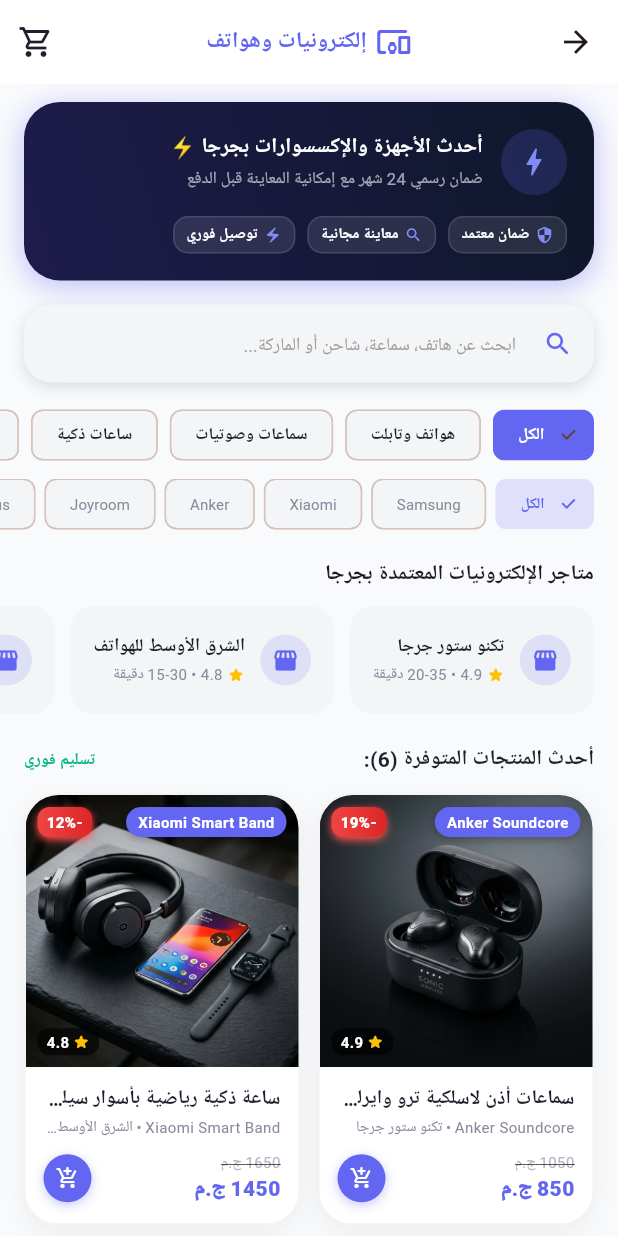
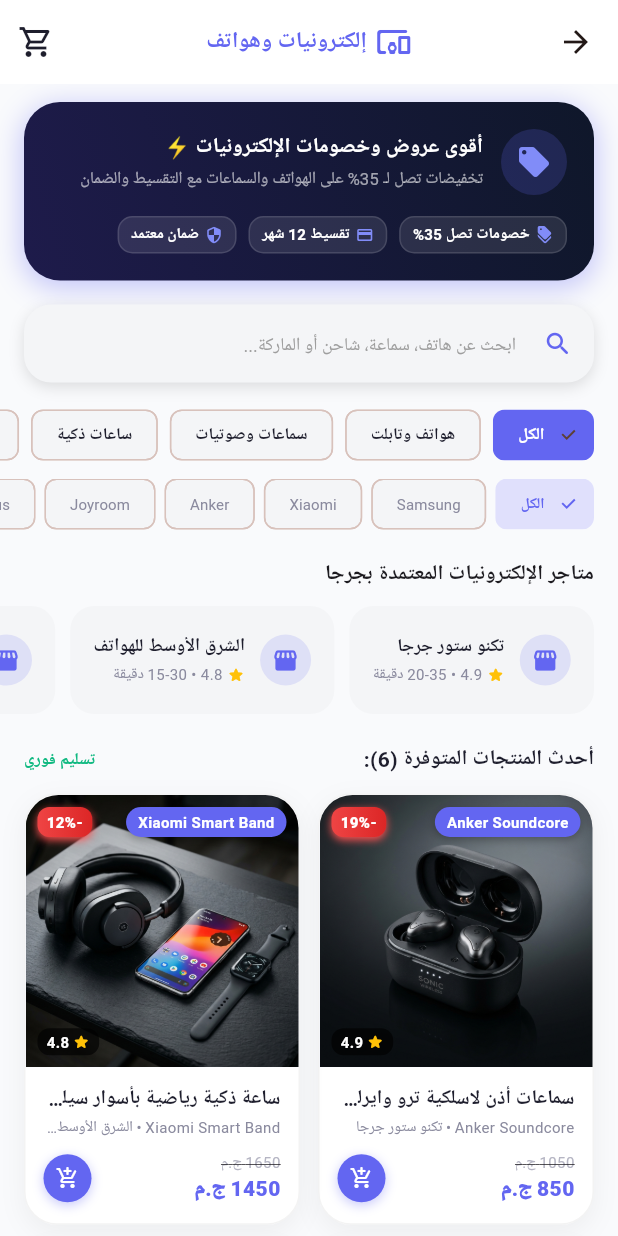
Before and after one commit to khaledibrahim1/EIOP, a Flutter app: the ElectronicsScreen screen opened directly, on a phone screen of 412 x 824 dp. Run offline on Flutter 3.47's test engine with Material 3 defaults, Android fonts, the light colour scheme and no system bars; our stand-ins replace google_fonts; Roboto replaces fonts that are missing (Tajawal).

Commit message:
updeat part ofears

```diff
--- a/lib/screens/electronics_screen.dart
+++ b/lib/screens/electronics_screen.dart
@@ -542,7 +542,7 @@
                             shape: BoxShape.circle,
                           ),
                           child: const Icon(
-                            Icons.bolt_rounded,
+                            Icons.local_offer_rounded,
                             color: Color(0xFF818CF8),
                             size: 24,
                           ),
@@ -553,7 +553,7 @@
                             crossAxisAlignment: CrossAxisAlignment.start,
                             children: [
                               Text(
-                                'أحدث الأجهزة والإكسسوارات بجرجا ⚡',
+                                'أقوى عروض وخصومات الإلكترونيات ⚡',
                                 style: TextStyle(
                                   color: Colors.white,
                                   fontSize: 14,
@@ -562,7 +562,7 @@
                               ),
                               SizedBox(height: 2),
                               Text(
-                                'ضمان رسمي 24 شهر مع إمكانية المعاينة قبل الدفع',
+                                'تخفيضات تصل لـ 35% على الهواتف والسماعات مع التقسيط والضمان',
                                 style: TextStyle(
                                   color: Colors.white60,
                                   fontSize: 11,
@@ -578,9 +578,9 @@
                       spacing: 8,
                       runSpacing: 6,
                       children: [
+                        _buildHeroFeatureBadge('خصومات تصل 35%', Icons.discount_rounded),
+                        _buildHeroFeatureBadge('تقسيط 12 شهر', Icons.credit_card_rounded),
                         _buildHeroFeatureBadge('ضمان معتمد', Icons.security_rounded),
-                        _buildHeroFeatureBadge('معاينة مجانية', Icons.search_rounded),
-                        _buildHeroFeatureBadge('توصيل فوري', Icons.electric_bolt_rounded),
                       ],
                     ),
                   ],
```
